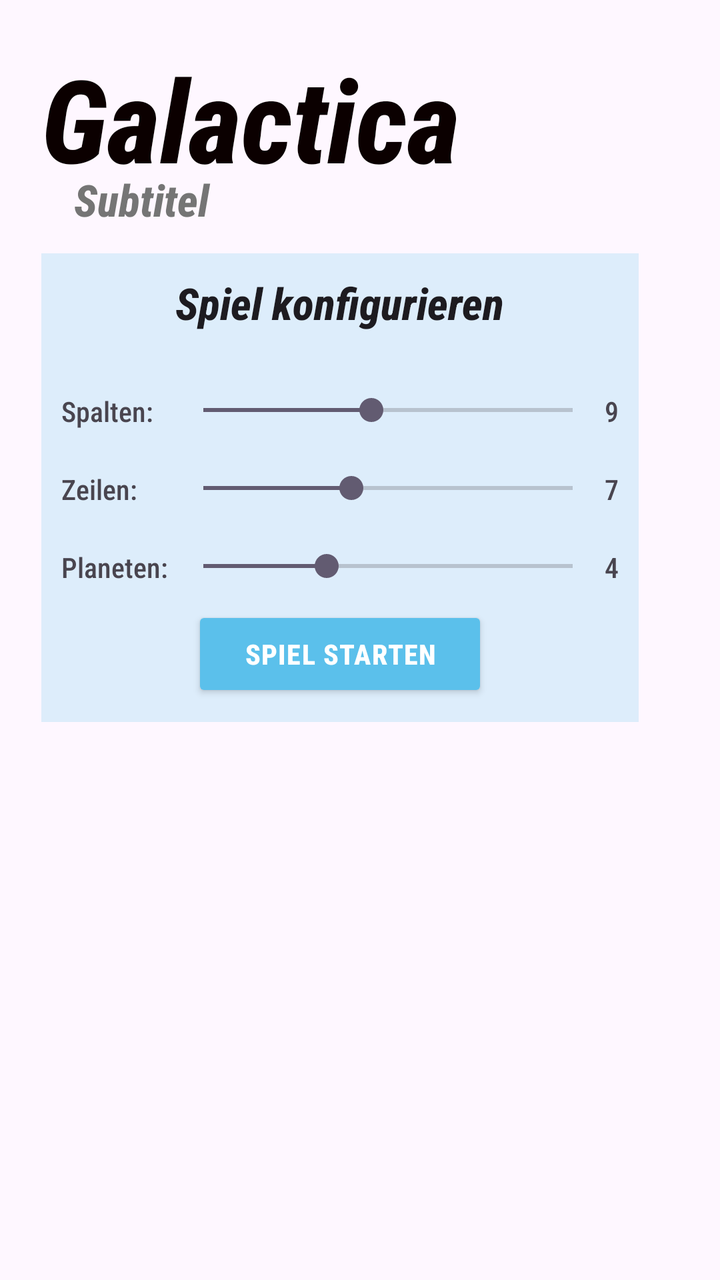
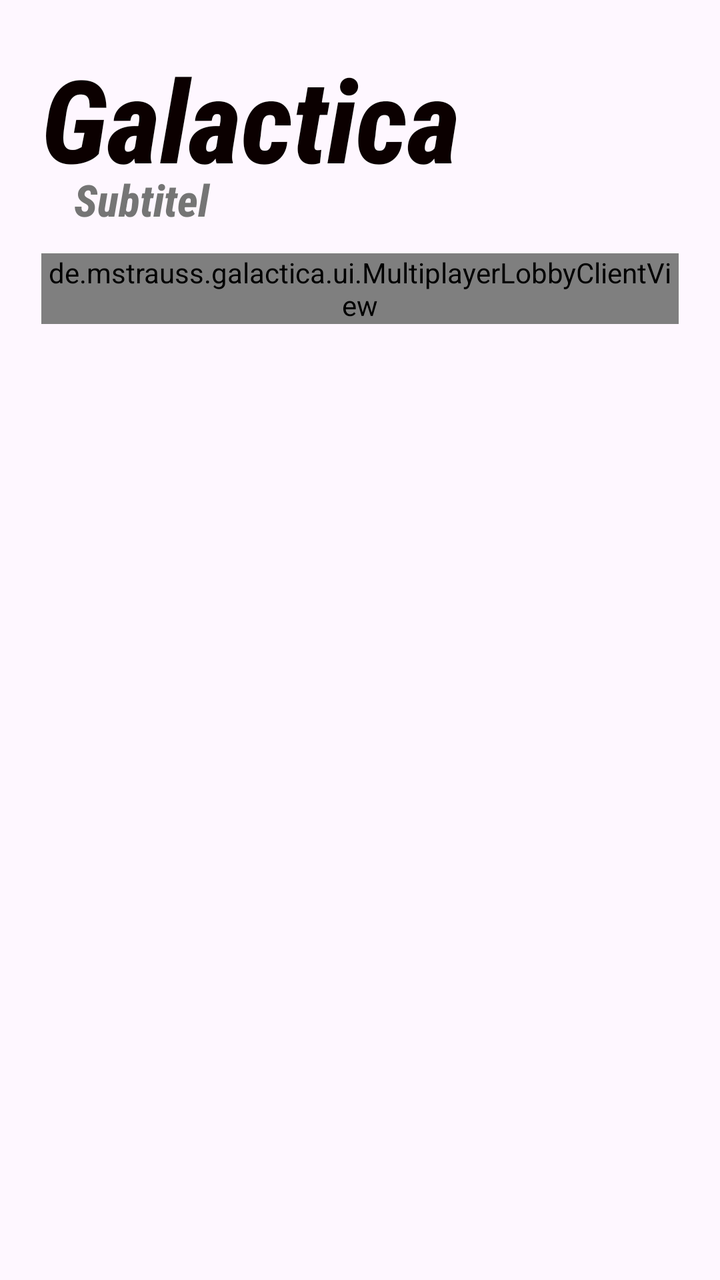

The first picture is an Android layout as it rendered before a commit; the second is the same layout after the commit. The layout source and the unified diff follow.
<!-- AndroidManifest.xml: application theme Theme.Galactica -->
<!-- res/layout/activity_main.xml -->
<?xml version="1.0" encoding="utf-8"?>
<androidx.constraintlayout.widget.ConstraintLayout xmlns:android="http://schemas.android.com/apk/res/android"
    xmlns:app="http://schemas.android.com/apk/res-auto"
    xmlns:tools="http://schemas.android.com/tools"
    android:id="@+id/main"
    android:layout_width="match_parent"
    android:layout_height="match_parent"
    tools:context=".MainActivity">

    <LinearLayout
        android:id="@+id/menu_left_layout"
        android:layout_width="match_parent"
        android:layout_height="match_parent"
        android:gravity="top|start"
        android:orientation="vertical"
        android:padding="10pt">

        <TextView
            android:id="@+id/gametitle"
            android:layout_width="wrap_content"
            android:layout_height="wrap_content"
            android:fontFamily="sans-serif-condensed-medium"
            android:text="@string/app_name"
            android:textColor="#0B0000"
            android:textSize="28pt"
            android:textStyle="bold|italic"
            app:layout_constraintBottom_toBottomOf="parent"
            app:layout_constraintEnd_toEndOf="parent"
            app:layout_constraintStart_toStartOf="parent"
            app:layout_constraintTop_toTopOf="parent" />

        <TextView
            android:id="@+id/subtitle"
            android:layout_width="match_parent"
            android:layout_height="wrap_content"
            android:fontFamily="sans-serif-condensed-medium"
            android:text="@string/subtitle"
            android:textAppearance="@style/TextAppearance.AppCompat.Large"
            android:textColor="@color/gray_600"
            android:textStyle="bold|italic"
            android:translationX="8pt"
            android:translationY="-6pt"
            app:layout_constraintBottom_toBottomOf="parent"
            app:layout_constraintEnd_toEndOf="parent"
            app:layout_constraintStart_toStartOf="parent"
            app:layout_constraintTop_toTopOf="parent" />

        <HorizontalScrollView
            android:id="@+id/campaign_levels"
            android:layout_width="match_parent"
            android:layout_height="match_parent"
            android:layout_marginStart="1dp"
            android:layout_marginTop="1dp"
            android:layout_marginEnd="1dp"
            android:layout_marginBottom="1dp"
            android:foregroundGravity="center_vertical"
            android:visibility="gone">

            
            <LinearLayout
                android:layout_width="wrap_content"
                android:layout_height="match_parent"
                android:foregroundGravity="center"
                android:gravity="center"
                android:orientation="horizontal">

                <de.mstrauss.galactica.ui.LevelCard
                    android:layout_width="match_parent"
                    android:layout_height="match_parent"
                    app:LevelNumber="1"
                    app:columns="6"
                    app:planetAmount="3"
                    app:rows="4" />

                <de.mstrauss.galactica.ui.LevelCard
                    android:layout_width="match_parent"
                    android:layout_height="match_parent"
                    app:LevelNumber="2"
                    app:availableMoves="26"
                    app:columns="7"
                    app:planetAmount="5"
                    app:rows="5" />

                <de.mstrauss.galactica.ui.LevelCard
                    android:layout_width="match_parent"
                    android:layout_height="match_parent"
                    app:LevelNumber="3"
                    app:availableMoves="18"
                    app:columns="9"
                    app:planetAmount="6"
                    app:rows="7" />

                <de.mstrauss.galactica.ui.LevelCard
                    android:layout_width="match_parent"
                    android:layout_height="match_parent"
                    app:LevelNumber="4"
                    app:availableMoves="12"
                    app:columns="10"
                    app:planetAmount="2"
                    app:rows="4" />

                <de.mstrauss.galactica.ui.LevelCard
                    android:layout_width="match_parent"
                    android:layout_height="match_parent"
                    app:LevelNumber="5"
                    app:availableMoves="26"
                    app:columns="14"
                    app:planetAmount="8"
                    app:rows="11" />

            </LinearLayout>
        </HorizontalScrollView>

        <LinearLayout
            android:id="@+id/single_player_playground_setting"
            android:layout_width="match_parent"
            android:layout_height="match_parent"
            android:gravity="center"
            android:orientation="horizontal"
            android:visibility="gone">

            <LinearLayout
                android:layout_width="wrap_content"
                android:layout_height="wrap_content"
                android:gravity="start"
                android:orientation="vertical">

                <androidx.appcompat.widget.SwitchCompat
                    android:layout_width="match_parent"
                    android:layout_height="match_parent"></androidx.appcompat.widget.SwitchCompat>
            </LinearLayout>

            <Button
                android:id="@+id/start_single_player_game_button"
                style="@android:style/Widget.Material.Button"
                android:layout_width="wrap_content"
                android:layout_height="wrap_content"
                android:text="@string/start_game_button"></Button>
        </LinearLayout>

        <LinearLayout
            android:id="@+id/settings_menu_layout"
            android:layout_width="wrap_content"
            android:layout_height="wrap_content"
            android:gravity="center|start"
            android:orientation="vertical"
            android:padding="10pt"
            android:visibility="gone"></LinearLayout>

        <LinearLayout
            android:id="@+id/single_menu_layout"
            android:layout_width="wrap_content"
            android:layout_height="wrap_content"
            android:gravity="center|start"
            android:orientation="vertical"
            android:padding="10pt"
            android:visibility="gone">

            <Button
                android:id="@+id/campaign_button"
                style="@android:style/Widget.Material.Button"
                android:layout_width="match_parent"
                android:layout_height="wrap_content"
                android:text="@string/campagne_button" />

            <Button
                android:id="@+id/single_player_playground_button"
                style="@android:style/Widget.Material.Button"
                android:layout_width="match_parent"
                android:layout_height="wrap_content"
                android:text="@string/custom_game" />
        </LinearLayout>

        <LinearLayout
            android:id="@+id/multi_menu_layout"
            android:layout_width="wrap_content"
            android:layout_height="wrap_content"
            android:gravity="center|start"
            android:orientation="vertical"
            android:padding="10pt"
            android:visibility="gone">

            <Button
                android:id="@+id/host_game_button"
                style="@android:style/Widget.Material.Button"
                android:layout_width="match_parent"
                android:layout_height="wrap_content"
                android:text="@string/host_game_button" />

            <Button
                android:id="@+id/join_game_button"
                style="@android:style/Widget.Material.Button"
                android:layout_width="match_parent"
                android:layout_height="wrap_content"
                android:text="@string/join_game_button" />
        </LinearLayout>

        <LinearLayout
            android:id="@+id/multiplayer_lobby_host"
            android:layout_width="match_parent"
            android:layout_height="wrap_content"
            android:orientation="horizontal"
            android:gravity="center"
            >
            <LinearLayout
                android:layout_width="wrap_content"
                android:layout_height="wrap_content"
                android:orientation="vertical"
                android:layout_marginEnd="20dp"
                android:padding="10dp"
                android:background="@color/transparent_space_glow"
                android:gravity="center"
                android:minWidth="300dp">

                <TextView
                    android:id="@+id/testConnectionText"
                    android:layout_width="wrap_content"
                    android:layout_height="wrap_content"
                    android:fontFamily="sans-serif-condensed-medium"
                    android:text="Spiel konfigurieren"
                    android:textAppearance="@style/TextAppearance.AppCompat.Large"
                    android:textStyle="bold|italic">
                </TextView>

                <Space
                    android:layout_width="match_parent"
                    android:layout_height="20dp"/>

                <LinearLayout
                    android:layout_width="match_parent"
                    android:layout_height="wrap_content"
                    android:orientation="horizontal"
                    android:layout_gravity="top">

                    <LinearLayout
                        android:layout_width="wrap_content"
                        android:layout_weight="1"
                        android:layout_height="wrap_content"
                        android:orientation="vertical">

                        <LinearLayout
                            android:layout_width="match_parent"
                            android:layout_height="wrap_content"
                            android:orientation="horizontal"
                            android:layout_marginVertical="10dp"
                            >
                            <TextView
                                android:layout_width="55dp"
                                android:layout_height="wrap_content"
                                android:text="Spalten:"/>

                            <SeekBar
                                android:layout_width="0dp"
                                android:layout_height="wrap_content"
                                android:layout_weight="1"
                                android:min="4"
                                android:max="15"
                                android:minWidth="80dp"
                                android:progress="9" />
                            <TextView
                                android:layout_width="wrap_content"
                                android:layout_height="wrap_content"
                                android:text="9"/>
                        </LinearLayout>

                        <LinearLayout
                            android:layout_width="match_parent"
                            android:layout_height="wrap_content"
                            android:orientation="horizontal"
                            android:layout_marginVertical="10dp">
                            <TextView
                                android:layout_width="55dp"
                                android:layout_height="wrap_content"
                                android:text="Zeilen:"/>
                            <SeekBar
                                android:layout_width="0dp"
                                android:minWidth="80dp"
                                android:layout_weight="1"
                                android:max="13"
                                android:min="3"
                                android:progress="7"
                                android:layout_height="wrap_content" />
                            <TextView
                                android:layout_width="wrap_content"
                                android:layout_height="wrap_content"
                                android:text="7"/>
                        </LinearLayout>

                        <LinearLayout
                            android:layout_width="match_parent"
                            android:layout_height="wrap_content"
                            android:orientation="horizontal"
                            android:layout_marginVertical="10dp">
                            <TextView
                                android:layout_width="55dp"
                                android:layout_height="wrap_content"
                                android:text="Planeten:"/>
                            <SeekBar
                                android:layout_width="0dp"
                                android:minWidth="80dp"
                                android:layout_weight="1"
                                android:max="10"
                                android:min="1"
                                android:progress="4"
                                android:layout_height="wrap_content" />
                            <TextView
                                android:layout_width="wrap_content"
                                android:layout_height="wrap_content"
                                android:text="4"/>
                        </LinearLayout>
                    </LinearLayout>
                </LinearLayout>
                <Button
                    android:id="@+id/testConnectionButton"
                    style="@android:style/Widget.Material.Button"
                    android:layout_width="wrap_content"
                    android:layout_height="wrap_content"
                    android:text="Spiel STARTEN"/>
            </LinearLayout>


        </LinearLayout>

        <LinearLayout
            android:id="@+id/menu_buttons_layout"
            android:layout_width="wrap_content"
            android:layout_height="wrap_content"
            android:gravity="center|start"
            android:orientation="vertical"
            android:padding="10pt"
            android:visibility="gone">

            <Button
                android:id="@+id/menu_singleplayer_button"
                style="@android:style/Widget.Material.Button"
                android:layout_width="match_parent"
                android:layout_height="wrap_content"
                android:text="@string/singleplayer_button" />

            <Button
                android:id="@+id/menu_multiplayer_button"
                style="@android:style/Widget.Material.Button"
                android:layout_width="match_parent"
                android:layout_height="wrap_content"
                android:text="@string/multiplayer_button" />

            <Button
                android:id="@+id/menu_settings_button"
                style="@android:style/Widget.Material.Button"
                android:layout_width="wrap_content"
                android:layout_height="wrap_content"
                android:text="@string/settings_button" />
        </LinearLayout>
    </LinearLayout>

    <LinearLayout
        android:id="@+id/menu_back_button"
        android:layout_width="match_parent"
        android:layout_height="match_parent"
        android:gravity="end|top"
        android:orientation="vertical"
        android:padding="5pt"
        android:visibility="gone"
        app:layout_constraintTop_toTopOf="parent">
        <Button
            android:id="@+id/menu_back_button_inner"
            style="@android:style/Widget.Material.Button"
            android:layout_width="wrap_content"
            android:layout_height="wrap_content"
            android:text="@string/back_button" />
    </LinearLayout>
</androidx.constraintlayout.widget.ConstraintLayout>
<!-- resources referenced by this layout -->
<resources>
  <color name="gray_600">#FF757575</color>
  <color name="transparent_space_glow">#335BC0EB</color>
  <string name="app_name">Galactica</string>
  <string name="back_button">Zurück</string>
  <string name="campagne_button">Kampagne</string>
  <string name="custom_game">Freies Spiel</string>
  <string name="host_game_button">Spiel Hosten</string>
  <string name="join_game_button">Spiel Beitreten</string>
  <string name="multiplayer_button">Mehrspieler</string>
  <string name="settings_button">Einstellungen</string>
  <string name="singleplayer_button">Einzelspieler</string>
  <string name="start_game_button">Start Game</string>
  <string name="subtitle">Subtitel</string>
  <style name="Theme.Galactica" parent="Base.Theme.Galactica" />
  <style name="Base.Theme.Galactica" parent="Theme.Material3.DayNight.NoActionBar">
  
          
          <item name="materialButtonStyle">@style/GalacticaButton</item>
  
          
          <item name="materialButtonOutlinedStyle">@style/GalacticaButton.Outlined</item>
  
          
          <item name="textAppearanceBodyLarge">@style/TextAppearance.Galactica.Body</item>
          <item name="fontFamily">sans-serif-condensed-medium</item>
  
          
      </style>
  <style name="GalacticaButton" parent="Widget.Material3.Button">
          <item name="backgroundTint">@color/space_glow</item>
          <item name="android:textColor">@color/white</item>
          <item name="cornerRadius">8dp</item>
          <item name="android:textStyle">bold</item>
          
          <item name="android:minHeight">52dp</item>
          <item name="android:insetTop">2dp</item>
          <item name="android:insetBottom">2dp</item>
          <item name="android:insetLeft">2dp</item>
          <item name="android:insetRight">2dp</item>
          <item name="android:letterSpacing">0.03</item>
      </style>
  <style name="GalacticaButton.Outlined" parent="Widget.Material3.Button.OutlinedButton">
          <item name="strokeColor">@color/space_glow</item>
          <item name="strokeWidth">2dp</item>
          <item name="cornerRadius">2dp</item>
          <item name="android:textColor">@color/white</item>
          <item name="android:minHeight">52dp</item>
      </style>
  <style name="TextAppearance.Galactica.Body" parent="TextAppearance.Material3.BodyLarge">
          <item name="android:textColor">@color/white</item>
      </style>
  <color name="space_glow">#5BC0EB</color>
  <color name="white">#FFFFFFFF</color>
</resources>

<!-- the commit's change to res/layout/activity_main.xml (unified diff, before → after) -->
@@ -199,125 +199,31 @@
             android:id="@+id/multiplayer_lobby_host"
             android:layout_width="match_parent"
             android:layout_height="wrap_content"
+            android:gravity="center"
             android:orientation="horizontal"
+            android:visibility="gone">
+
+            <de.mstrauss.galactica.ui.MultiplayerLobbyHostView
+                android:id="@+id/multiplayer_lobby_host_view"
+                android:layout_width="wrap_content"
+                android:layout_height="wrap_content" />
+
+
+        </LinearLayout>
+
+        <LinearLayout
+            android:id="@+id/multiplayer_lobby_client"
+            android:layout_width="match_parent"
+            android:layout_height="wrap_content"
             android:gravity="center"
-            >
-            <LinearLayout
-                android:layout_width="wrap_content"
-                android:layout_height="wrap_content"
-                android:orientation="vertical"
-                android:layout_marginEnd="20dp"
-                android:padding="10dp"
-                android:background="@color/transparent_space_glow"
-                android:gravity="center"
-                android:minWidth="300dp">
-
-                <TextView
-                    android:id="@+id/testConnectionText"
-                    android:layout_width="wrap_content"
-                    android:layout_height="wrap_content"
-                    android:fontFamily="sans-serif-condensed-medium"
-                    android:text="Spiel konfigurieren"
-                    android:textAppearance="@style/TextAppearance.AppCompat.Large"
-                    android:textStyle="bold|italic">
-                </TextView>
-
-                <Space
-                    android:layout_width="match_parent"
-                    android:layout_height="20dp"/>
-
-                <LinearLayout
-                    android:layout_width="match_parent"
-                    android:layout_height="wrap_content"
-                    android:orientation="horizontal"
-                    android:layout_gravity="top">
-
-                    <LinearLayout
-                        android:layout_width="wrap_content"
-                        android:layout_weight="1"
-                        android:layout_height="wrap_content"
-                        android:orientation="vertical">
-
-                        <LinearLayout
-                            android:layout_width="match_parent"
-                            android:layout_height="wrap_content"
-                            android:orientation="horizontal"
-                            android:layout_marginVertical="10dp"
-                            >
-                            <TextView
-                                android:layout_width="55dp"
-                                android:layout_height="wrap_content"
-                                android:text="Spalten:"/>
-
-                            <SeekBar
-                                android:layout_width="0dp"
-                                android:layout_height="wrap_content"
-                                android:layout_weight="1"
-                                android:min="4"
-                                android:max="15"
-                                android:minWidth="80dp"
-                                android:progress="9" />
-                            <TextView
-                                android:layout_width="wrap_content"
-                                android:layout_height="wrap_content"
-                                android:text="9"/>
-                        </LinearLayout>
-
-                        <LinearLayout
-                            android:layout_width="match_parent"
-                            android:layout_height="wrap_content"
-                            android:orientation="horizontal"
-                            android:layout_marginVertical="10dp">
-                            <TextView
-                                android:layout_width="55dp"
-                                android:layout_height="wrap_content"
-                                android:text="Zeilen:"/>
-                            <SeekBar
-                                android:layout_width="0dp"
-                                android:minWidth="80dp"
-                                android:layout_weight="1"
-                                android:max="13"
-                                android:min="3"
-                                android:progress="7"
-                                android:layout_height="wrap_content" />
-                            <TextView
-                                android:layout_width="wrap_content"
-                                android:layout_height="wrap_content"
-                                android:text="7"/>
-                        </LinearLayout>
-
-                        <LinearLayout
-                            android:layout_width="match_parent"
-                            android:layout_height="wrap_content"
-                            android:orientation="horizontal"
-                            android:layout_marginVertical="10dp">
-                            <TextView
-                                android:layout_width="55dp"
-                                android:layout_height="wrap_content"
-                                android:text="Planeten:"/>
-                            <SeekBar
-                                android:layout_width="0dp"
-                                android:minWidth="80dp"
-                                android:layout_weight="1"
-                                android:max="10"
-                                android:min="1"
-                                android:progress="4"
-                                android:layout_height="wrap_content" />
-                            <TextView
-                                android:layout_width="wrap_content"
-                                android:layout_height="wrap_content"
-                                android:text="4"/>
-                        </LinearLayout>
-                    </LinearLayout>
-                </LinearLayout>
-                <Button
-                    android:id="@+id/testConnectionButton"
-                    style="@android:style/Widget.Material.Button"
-                    android:layout_width="wrap_content"
-                    android:layout_height="wrap_content"
-                    android:text="Spiel STARTEN"/>
-            </LinearLayout>
-
+            android:orientation="horizontal"
+            android:visibility="visible">
+
+
+            <de.mstrauss.galactica.ui.MultiplayerLobbyClientView
+                android:id="@+id/multiplayer_lobby_client_view"
+                android:layout_width="wrap_content"
+                android:layout_height="wrap_content" />
 
         </LinearLayout>
 
<!-- resource entries referenced after the edit -->
@@ -1,7 +1,6 @@
 <!-- resources referenced by this layout -->
 <resources>
   <color name="gray_600">#FF757575</color>
-  <color name="transparent_space_glow">#335BC0EB</color>
   <string name="app_name">Galactica</string>
   <string name="back_button">Zurück</string>
   <string name="campagne_button">Kampagne</string>
